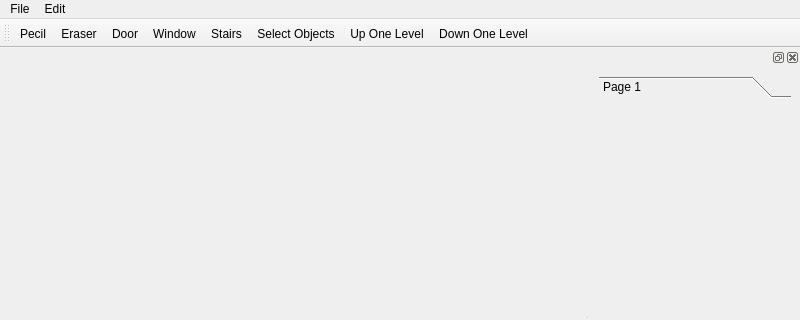
timbaker/tiled, file src/tiled/BuildingEditor/buildingeditorwindow.ui: the form before one commit; both pictures show x 0 to 800 and y 0 to 320 of the 800 by 600 pixel window.
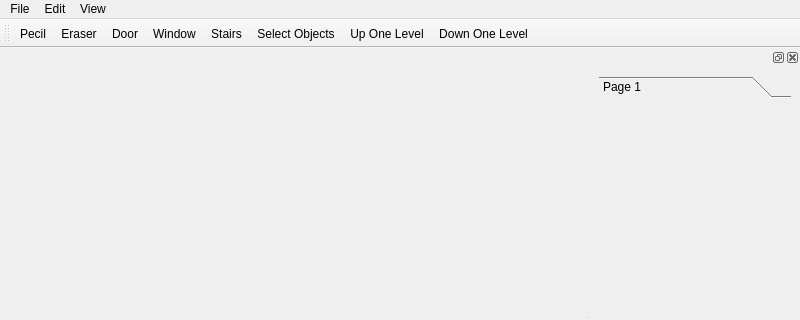
The form after the commit. Icons and pictures are not drawn.

```diff
--- a/src/tiled/BuildingEditor/buildingeditorwindow.ui
+++ b/src/tiled/BuildingEditor/buildingeditorwindow.ui
@@ -40,8 +40,17 @@
      <string>Edit</string>
     </property>
    </widget>
+   <widget class="QMenu" name="menuView">
+    <property name="title">
+     <string>View</string>
+    </property>
+    <addaction name="actionZoomIn"/>
+    <addaction name="actionZoomOut"/>
+    <addaction name="actionNormalSize"/>
+   </widget>
    <addaction name="menuFile"/>
    <addaction name="menuEdit"/>
+   <addaction name="menuView"/>
   </widget>
   <widget class="QToolBar" name="toolBar">
    <property name="windowTitle">
```
Left out of the diff: 28 changed lines with no effect on the pictures.
